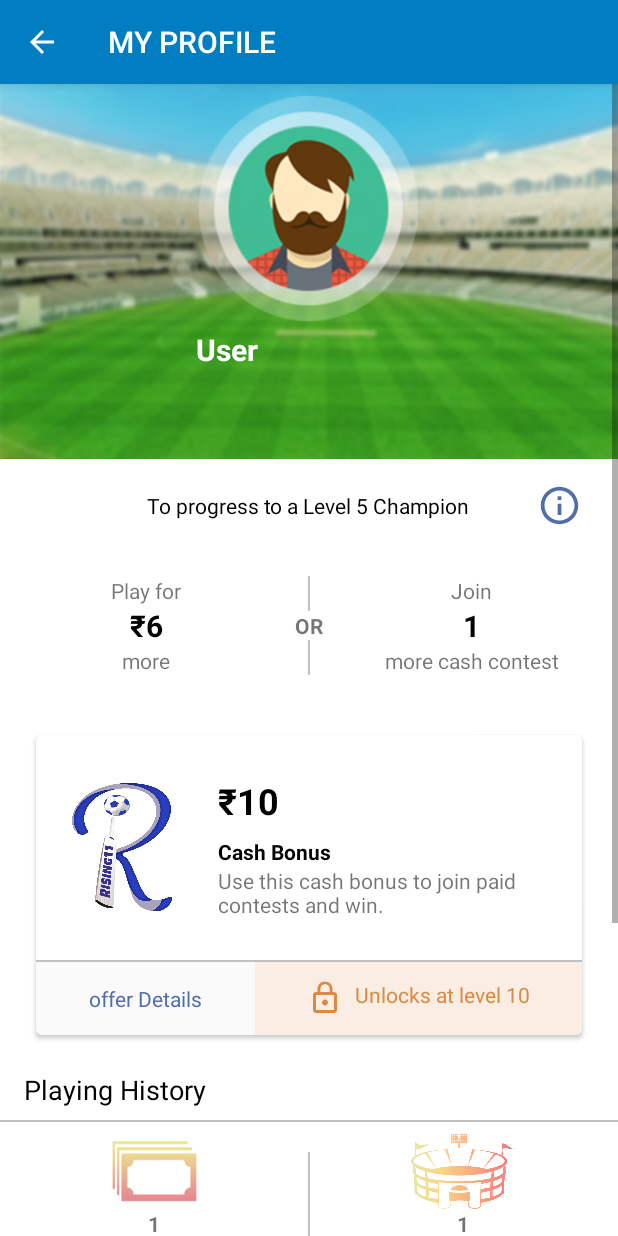
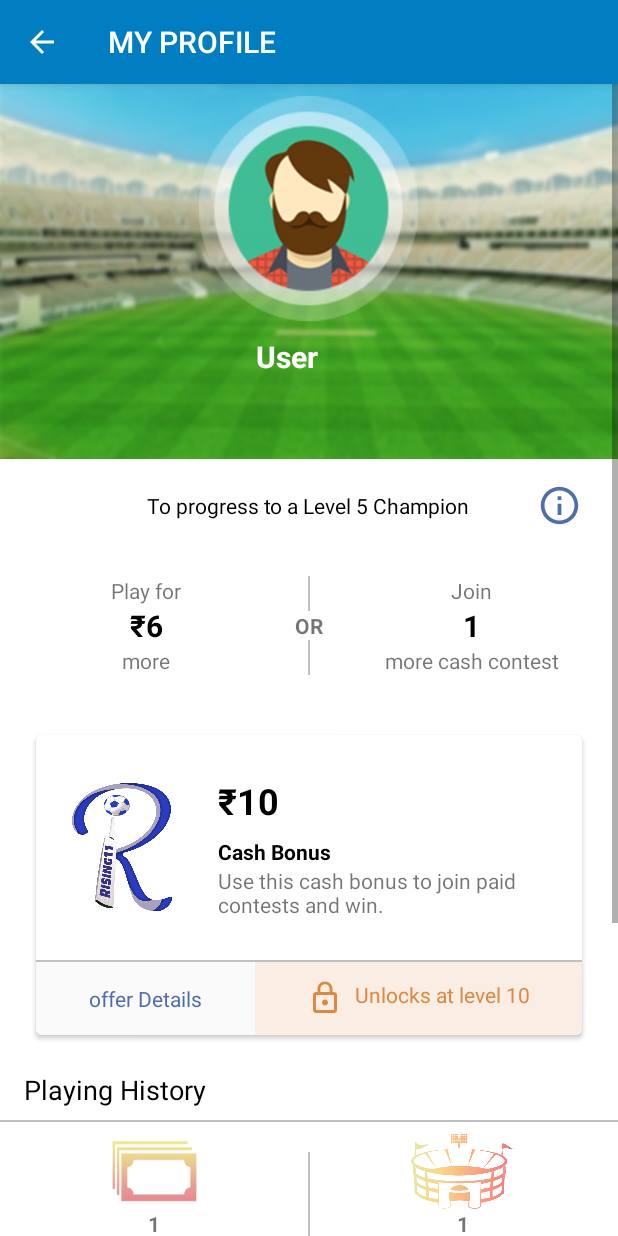
Before and after one commit to Rajat-dey/Rising11, an Android app: the MyProfileActivity screen opened directly, with no data from a screen before it, on a phone screen of 412 x 824 dp. Run offline under Robolectric (Android 15) with nearby library versions, the phone set to English and light mode, and no system bars; our stand-ins replace Volley; network calls fail.

Commit message:
my profile api added

```diff
--- a/app/src/main/java/com/line/rising11/MyProfileActivity.java
+++ b/app/src/main/java/com/line/rising11/MyProfileActivity.java
@@ -1,10 +1,27 @@
 package com.line.rising11;
 
+import android.content.Context;
+import android.content.SharedPreferences;
+import android.net.ConnectivityManager;
+import android.net.NetworkInfo;
 import android.support.v7.app.AppCompatActivity;
 import android.os.Bundle;
+import android.util.Log;
+import android.widget.TextView;
+import android.widget.Toast;
+
+import com.android.volley.Request;
+import com.android.volley.Response;
+import com.android.volley.VolleyError;
+import com.android.volley.toolbox.JsonObjectRequest;
+
+import org.json.JSONException;
+import org.json.JSONObject;
 
 public class MyProfileActivity extends AppCompatActivity {
 
+    TextView user_name;
+    SharedPreferences sharedPreferences;
     @Override
     protected void onCreate(Bundle savedInstanceState) {
         super.onCreate(savedInstanceState);
@@ -13,7 +30,112 @@ public class MyProfileActivity extends AppCompatActivity {
 
         getSupportActionBar().setDisplayHomeAsUpEnabled(true);
         getSupportActionBar().setDisplayShowHomeEnabled(true);
+
+        sharedPreferences=getSharedPreferences("loginstatus", Context.MODE_PRIVATE);
+        user_name=findViewById(R.id.name);
+
+
+
+
+
+
+
+
+
+        boolean connected = false;
+        ConnectivityManager connectivityManager = (ConnectivityManager)getSystemService(Context.CONNECTIVITY_SERVICE);
+        if(connectivityManager.getNetworkInfo(ConnectivityManager.TYPE_MOBILE).getState() == NetworkInfo.State.CONNECTED ||
+                connectivityManager.getNetworkInfo(ConnectivityManager.TYPE_WIFI).getState() == NetworkInfo.State.CONNECTED) {
+
+            JsonObjectRequest jsonObjectRequest = new JsonObjectRequest
+                    (Request.Method.GET, getString(R.string.userdetails)+"?mobile="+sharedPreferences.getString("number",""), null, new Response.Listener<JSONObject>() {
+                        @Override
+                        public void onResponse(JSONObject response) {
+                            Log.d("Response: ", response.toString());
+                            //Log.d("Link",getString(R.string.signup) +"?mobile="+email.getText().toString().trim()+"&password="+password.getText().toString().trim());
+
+
+                            try {
+                                if(response.getString("code").equals("1"))
+                                {
+                                    JSONObject obj=response.getJSONObject("contest");
+
+                                    user_name.setText(obj.getString("name"));
+
+
+
+                                    /*editor.putString("login","yes");
+                                    editor.putString("number",email.getText().toString().trim());
+                                    editor.commit();*/
+                                    Toast.makeText(MyProfileActivity.this, response.getString("msg"), Toast.LENGTH_SHORT).show();
+                                    /*Intent intent = new Intent(MySettingsActivity.this, HomeActivity.class);
+                                    startActivity(intent);
+                                    finish();*/
+                                }
+                                else
+                                {
+                                    Toast.makeText(MyProfileActivity.this, response.getString("msg"), Toast.LENGTH_SHORT).show();
+                                               /* Toast.makeText(getApplicationContext(), "Error "
+                                                        + response.getString("code") + ": "
+                                                        + response.getString("message"), Toast.LENGTH_LONG)
+                                                        .show();*/
+                                }
+                            } catch (JSONException e) {
+                                e.printStackTrace();
+                            }
+
+                        }
+                    }, new Response.ErrorListener() {
+
+                        @Override
+                        public void onErrorResponse(VolleyError error) {
+                            // TODO: Handle error
+                            Toast.makeText(getApplicationContext(), "Error: "
+                                    + error.getLocalizedMessage(), Toast.LENGTH_LONG)
+                                    .show();
+                        }
+                    });
+
+            // Access the RequestQueue through your singleton class.
+            RestClient.getInstance(MyProfileActivity.this).addToRequestQueue(jsonObjectRequest);
+
+
+
+            connected = true;
+        }
+        else
+        {
+            /*Snackbar.make(v, "Please check your Internet connection", Snackbar.LENGTH_LONG)
+                    .setAction("Action", null).show();*/
+        }
+
+
+
+
+
+
+
+
+
+
+
+
+
+
+
+
+
+
+
+
+
     }
+
+
+
+
+
+
 
     @Override
     public boolean onSupportNavigateUp() {
--- a/app/src/main/res/layout/activity_my_profile.xml
+++ b/app/src/main/res/layout/activity_my_profile.xml
@@ -9,7 +9,7 @@
 
     <LinearLayout
         android:layout_width="match_parent"
-        android:layout_height="match_parent"
+        android:layout_height="wrap_content"
         android:orientation="vertical">
         <RelativeLayout
             android:layout_width="match_parent"
@@ -27,13 +27,14 @@
                 android:id="@+id/name"
                 android:layout_width="wrap_content"
                 android:layout_height="wrap_content"
-
+                android:paddingStart="40dp"
+                android:layout_below="@+id/avatar"
+                android:layout_marginTop="10dp"
+                android:gravity="center"
+                android:text="User"
+                android:textColor="@color/white_text"
                 android:textSize="20sp"
-                android:textColor="@color/white_text"
-                android:layout_below="@+id/avatar"
-                android:textStyle="bold"
-                android:layout_marginTop="5dp"
-                android:text="User" />
+                android:textStyle="bold" />
 
         </RelativeLayout>
 
```
